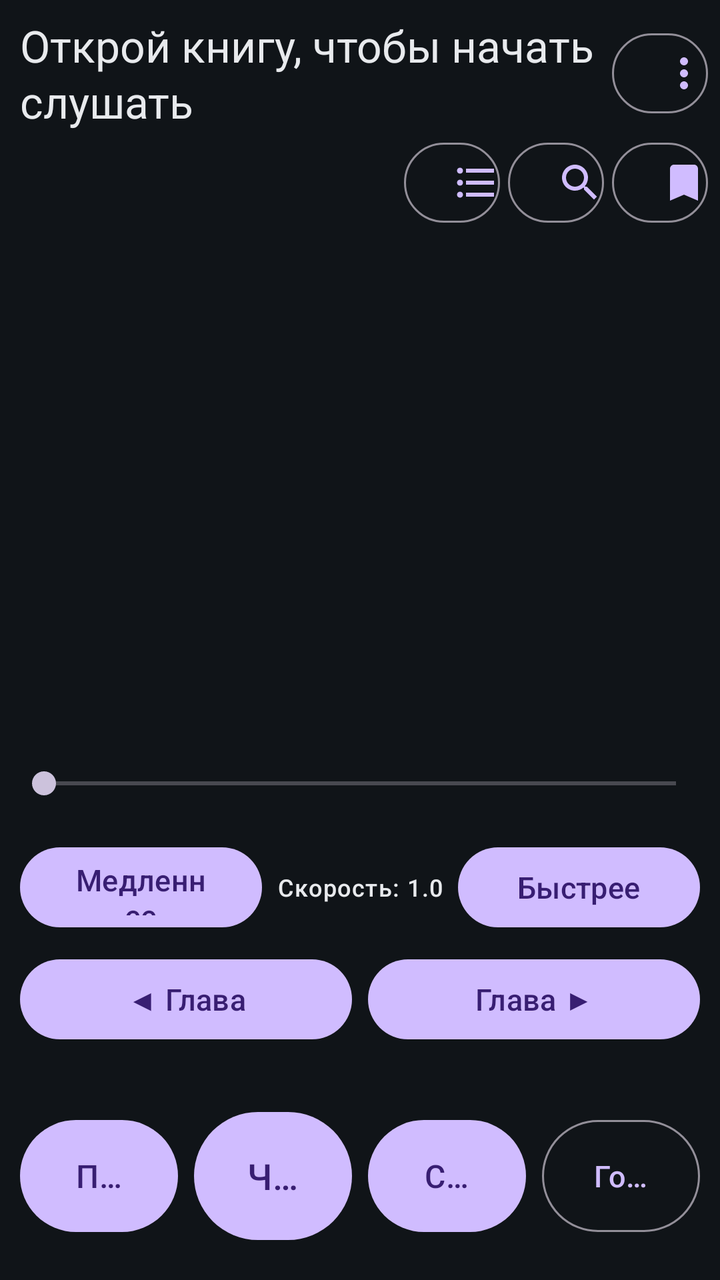
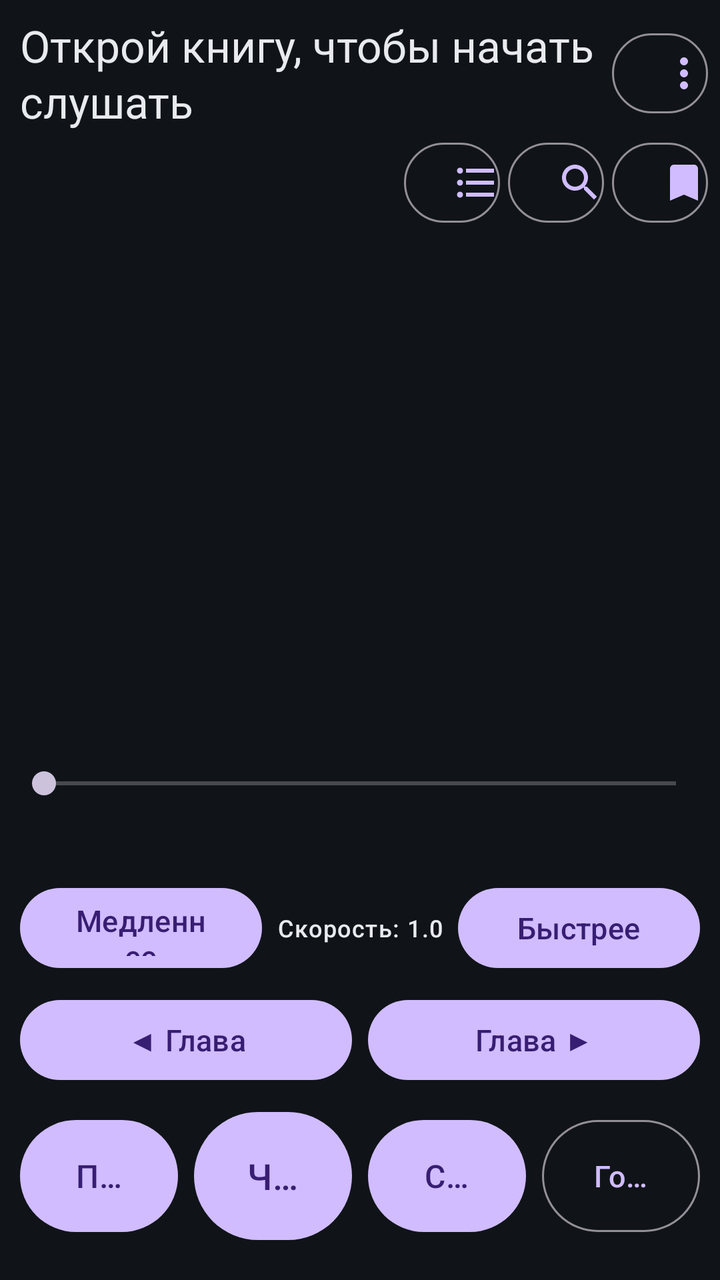

Screens rendered from an Android XML layout before and after an edit, with the pre-edit source and the edit as a unified diff.
<!-- AndroidManifest.xml: application theme Theme.BookVoice -->
<!-- res/layout/activity_main.xml -->
<?xml version="1.0" encoding="utf-8"?>
<LinearLayout xmlns:android="http://schemas.android.com/apk/res/android"
    xmlns:app="http://schemas.android.com/apk/res-auto"
    android:layout_width="match_parent"
    android:layout_height="match_parent"
    android:background="#101418"
    android:orientation="vertical"
    android:padding="6dp">

    
    <LinearLayout
        android:layout_width="match_parent"
        android:layout_height="wrap_content"
        android:gravity="center_vertical"
        android:orientation="horizontal">

        <TextView
            android:id="@+id/tvHeader"
            android:layout_width="0dp"
            android:layout_height="wrap_content"
            android:layout_weight="1"
            android:accessibilityHeading="true"
            android:ellipsize="end"
            android:focusable="true"
            android:screenReaderFocusable="true"
            android:maxLines="2"
            android:paddingStart="4dp"
            android:paddingTop="2dp"
            android:paddingEnd="4dp"
            android:paddingBottom="2dp"
            android:text="@string/no_book"
            android:textAppearance="?attr/textAppearanceTitleLarge"
            android:textColor="#E8EAED" />

        
        <Button
            android:id="@+id/btnMore"
            style="?attr/materialButtonOutlinedStyle"
            android:layout_width="48dp"
            android:layout_height="48dp"
            android:layout_marginStart="4dp"
            android:contentDescription="@string/reader_more_cd"
            android:gravity="center"
            android:minWidth="48dp"
            app:icon="@drawable/ic_more"
            app:iconSize="24dp" />
    </LinearLayout>

    
    <LinearLayout
        android:layout_width="match_parent"
        android:layout_height="wrap_content"
        android:gravity="end|center_vertical"
        android:orientation="horizontal">

        <Button
            android:id="@+id/btnToc"
            style="?attr/materialButtonOutlinedStyle"
            android:layout_width="48dp"
            android:layout_height="48dp"
            android:layout_marginStart="4dp"
            android:contentDescription="@string/toc_btn"
            android:gravity="center"
            android:minWidth="48dp"
            app:icon="@drawable/ic_toc"
            app:iconSize="24dp" />

        <Button
            android:id="@+id/btnSearch"
            style="?attr/materialButtonOutlinedStyle"
            android:layout_width="48dp"
            android:layout_height="48dp"
            android:layout_marginStart="4dp"
            android:contentDescription="@string/search_button_cd"
            android:gravity="center"
            android:minWidth="48dp"
            app:icon="@drawable/ic_search"
            app:iconSize="24dp" />

        <Button
            android:id="@+id/btnBookmark"
            style="?attr/materialButtonOutlinedStyle"
            android:layout_width="48dp"
            android:layout_height="48dp"
            android:layout_marginStart="4dp"
            android:contentDescription="@string/bookmark_btn"
            android:gravity="center"
            android:minWidth="48dp"
            app:icon="@drawable/ic_bookmark"
            app:iconSize="24dp" />
    </LinearLayout>

    
    <LinearLayout
        android:id="@+id/searchPanel"
        android:layout_width="match_parent"
        android:layout_height="wrap_content"
        android:orientation="vertical"
        android:paddingTop="2dp"
        android:visibility="gone">

        <LinearLayout
            android:layout_width="match_parent"
            android:layout_height="wrap_content"
            android:gravity="center_vertical"
            android:orientation="horizontal">

            <EditText
                android:id="@+id/etSearch"
                android:layout_width="0dp"
                android:layout_height="48dp"
                android:layout_weight="1"
                android:autofillHints=""
                android:hint="@string/search_field_hint"
                android:imeOptions="actionSearch"
                android:importantForAutofill="no"
                android:inputType="text"
                android:maxLines="1"
                android:textColor="#E8EAED"
                android:textColorHint="#9AA0A6"
                android:textSize="16sp" />

            <Button
                android:id="@+id/btnSearchMic"
                android:layout_width="wrap_content"
                android:layout_height="48dp"
                android:layout_marginStart="4dp"
                android:contentDescription="@string/search_mic_cd"
                android:minWidth="48dp"
                android:text="🎤"
                android:textSize="18sp" />

            <Button
                android:id="@+id/btnSearchGo"
                android:layout_width="wrap_content"
                android:layout_height="48dp"
                android:layout_marginStart="4dp"
                android:text="@string/search_find_btn"
                android:textSize="15sp" />
        </LinearLayout>

        <TextView
            android:id="@+id/tvSearchResult"
            android:layout_width="match_parent"
            android:layout_height="wrap_content"
            android:gravity="center"
            android:paddingTop="2dp"
            android:paddingBottom="2dp"
            android:textAppearance="?attr/textAppearanceLabelMedium"
            android:textColor="#9AA0A6" />

        <LinearLayout
            android:layout_width="match_parent"
            android:layout_height="wrap_content"
            android:gravity="center"
            android:orientation="horizontal">

            <Button
                android:id="@+id/btnSearchPrev"
                android:layout_width="0dp"
                android:layout_height="48dp"
                android:layout_margin="2dp"
                android:layout_weight="1"
                android:text="@string/search_prev_btn"
                android:textSize="15sp" />

            <Button
                android:id="@+id/btnSearchNext"
                android:layout_width="0dp"
                android:layout_height="48dp"
                android:layout_margin="2dp"
                android:layout_weight="1"
                android:text="@string/search_next_btn"
                android:textSize="15sp" />

            <Button
                android:id="@+id/btnSearchClose"
                android:layout_width="0dp"
                android:layout_height="48dp"
                android:layout_margin="2dp"
                android:layout_weight="1"
                android:text="@string/search_close_btn"
                android:textSize="15sp" />
        </LinearLayout>
    </LinearLayout>

    
    <LinearLayout
        android:id="@+id/voiceArea"
        android:layout_width="match_parent"
        android:layout_height="0dp"
        android:layout_weight="1"
        android:orientation="vertical">

        
        <LinearLayout
            android:id="@+id/voicePanel"
        android:layout_width="match_parent"
        android:layout_height="wrap_content"
        android:background="#1A232B"
        android:orientation="vertical"
        android:paddingStart="4dp"
        android:paddingTop="4dp"
        android:paddingEnd="4dp"
        android:visibility="gone">

        <LinearLayout
            android:layout_width="match_parent"
            android:layout_height="wrap_content"
            android:gravity="center_vertical"
            android:orientation="horizontal">

            <TextView
                android:id="@+id/tvVoiceTitle"
                android:layout_width="0dp"
                android:layout_height="wrap_content"
                android:layout_weight="1"
                android:accessibilityHeading="true"
                android:ellipsize="end"
                android:focusable="true"
                android:screenReaderFocusable="true"
                android:maxLines="1"
                android:text="@string/voice_settings"
                android:textAppearance="?attr/textAppearanceTitleMedium"
                android:textColor="#E8EAED" />

            <Button
                android:id="@+id/btnVoiceTest"
                android:layout_width="wrap_content"
                android:layout_height="44dp"
                android:layout_marginStart="4dp"
                android:minWidth="44dp"
                android:text="@string/voice_test_play"
                android:textSize="14sp" />

            <Button
                android:id="@+id/btnVoiceClose"
                android:layout_width="wrap_content"
                android:layout_height="44dp"
                android:layout_marginStart="4dp"
                android:minWidth="44dp"
                android:text="@string/dialog_close"
                android:textSize="14sp" />
        </LinearLayout>

        <ScrollView
            android:id="@+id/voiceScroll"
            android:layout_width="match_parent"
            android:layout_height="wrap_content"
            android:scrollbars="vertical">

            <LinearLayout
                android:id="@+id/voiceBody"
                android:layout_width="match_parent"
                android:layout_height="wrap_content"
                android:orientation="vertical" />
        </ScrollView>
    </LinearLayout>

        <androidx.recyclerview.widget.RecyclerView
            android:id="@+id/sentenceList"
            android:layout_width="match_parent"
            android:layout_height="0dp"
            android:layout_weight="1"
            android:clipToPadding="false"
            android:paddingStart="12dp"
            android:paddingEnd="12dp"
            android:scrollbars="vertical" />
    </LinearLayout>

    <TextView
        android:id="@+id/tvPosition"
        android:layout_width="match_parent"
        android:layout_height="wrap_content"
        android:gravity="center"
        android:paddingTop="2dp"
        android:paddingBottom="2dp"
        android:textAppearance="?attr/textAppearanceLabelMedium"
        android:textColor="#9AA0A6" />

    
    <SeekBar
        android:id="@+id/seekProgress"
        android:layout_width="match_parent"
        android:layout_height="wrap_content"
        android:contentDescription="@string/seek_progress"
        android:minHeight="48dp"
        android:max="0"
        android:progress="0" />

    
    <LinearLayout
        android:id="@+id/speedRow"
        android:layout_width="match_parent"
        android:layout_height="wrap_content"
        android:gravity="center_vertical"
        android:orientation="horizontal">

        <Button
            android:id="@+id/btnSpeedDown"
            android:layout_width="0dp"
            android:layout_height="48dp"
            android:layout_margin="4dp"
            android:layout_weight="1"
            android:text="@string/speed_down"
            android:textSize="15sp" />

        <TextView
            android:id="@+id/tvSpeed"
            android:layout_width="wrap_content"
            android:layout_height="wrap_content"
            android:gravity="center"
            android:minWidth="90dp"
            android:text="@string/speed_default"
            android:textAppearance="?attr/textAppearanceLabelMedium"
            android:textColor="#E8EAED" />

        <Button
            android:id="@+id/btnSpeedUp"
            android:layout_width="0dp"
            android:layout_height="48dp"
            android:layout_margin="4dp"
            android:layout_weight="1"
            android:text="@string/speed_up"
            android:textSize="15sp" />
    </LinearLayout>

    
    <LinearLayout
        android:layout_width="match_parent"
        android:layout_height="wrap_content"
        android:gravity="center"
        android:orientation="horizontal">

        <Button
            android:id="@+id/btnPrevChapter"
            android:layout_width="0dp"
            android:layout_height="48dp"
            android:layout_margin="4dp"
            android:layout_weight="1"
            android:contentDescription="@string/prev_chapter"
            android:ellipsize="end"
            android:maxLines="1"
            android:text="◀ Глава"
            android:textSize="15sp" />

        <Button
            android:id="@+id/btnNextChapter"
            android:layout_width="0dp"
            android:layout_height="48dp"
            android:layout_margin="4dp"
            android:layout_weight="1"
            android:contentDescription="@string/next_chapter"
            android:ellipsize="end"
            android:maxLines="1"
            android:text="Глава ▶"
            android:textSize="15sp" />
    </LinearLayout>

    <TextView
        android:id="@+id/tvStats"
        android:layout_width="match_parent"
        android:layout_height="wrap_content"
        android:gravity="center"
        android:paddingTop="2dp"
        android:paddingBottom="2dp"
        android:textAppearance="?attr/textAppearanceLabelMedium"
        android:textColor="#9AA0A6" />

    
    <LinearLayout
        android:layout_width="match_parent"
        android:layout_height="wrap_content"
        android:gravity="center"
        android:orientation="horizontal"
        android:paddingBottom="6dp">

        <Button
            android:id="@+id/btnPrevSentence"
            android:layout_width="0dp"
            android:layout_height="64dp"
            android:layout_margin="4dp"
            android:layout_weight="1"
            android:contentDescription="@string/prev_sentence"
            android:ellipsize="end"
            android:maxLines="1"
            android:text="Пред."
            android:textSize="16sp" />

        <Button
            android:id="@+id/btnPlayPause"
            android:layout_width="0dp"
            android:layout_height="72dp"
            android:layout_margin="4dp"
            android:layout_weight="1"
            android:ellipsize="end"
            android:maxLines="1"
            android:text="Читать"
            android:textSize="18sp" />

        <Button
            android:id="@+id/btnNextSentence"
            android:layout_width="0dp"
            android:layout_height="64dp"
            android:layout_margin="4dp"
            android:layout_weight="1"
            android:contentDescription="@string/next_sentence"
            android:ellipsize="end"
            android:maxLines="1"
            android:text="След."
            android:textSize="16sp" />

        
        <Button
            android:id="@+id/btnVoice"
            style="?attr/materialButtonOutlinedStyle"
            android:layout_width="0dp"
            android:layout_height="64dp"
            android:layout_margin="4dp"
            android:layout_weight="1"
            android:contentDescription="@string/voice_settings"
            android:ellipsize="end"
            android:maxLines="1"
            android:text="Голос"
            android:textSize="15sp" />
    </LinearLayout>
</LinearLayout>
<!-- resources referenced by this layout -->
<resources>
  <!-- drawable ic_bookmark (drawable) -->
  <vector xmlns:android="http://schemas.android.com/apk/res/android"
      android:width="24dp"
      android:height="24dp"
      android:viewportWidth="24"
      android:viewportHeight="24">
      
      <path
          android:fillColor="#E8EAED"
          android:pathData="M17,3H7c-1.1,0 -1.99,0.9 -1.99,2L5,21l7,-3 7,3V5c0,-1.1 -0.9,-2 -2,-2z" />
  </vector>
  <!-- drawable ic_more (drawable) -->
  <vector xmlns:android="http://schemas.android.com/apk/res/android"
      android:width="24dp"
      android:height="24dp"
      android:viewportWidth="24"
      android:viewportHeight="24">
      
      <path
          android:fillColor="#E8EAED"
          android:pathData="M12,8c1.1,0 2,-0.9 2,-2s-0.9,-2 -2,-2 -2,0.9 -2,2 0.9,2 2,2zM12,10c-1.1,0 -2,0.9 -2,2s0.9,2 2,2 2,-0.9 2,-2 -0.9,-2 -2,-2zM12,16c-1.1,0 -2,0.9 -2,2s0.9,2 2,2 2,-0.9 2,-2 -0.9,-2 -2,-2z" />
  </vector>
  <!-- drawable ic_search (drawable) -->
  <vector xmlns:android="http://schemas.android.com/apk/res/android"
      android:width="24dp"
      android:height="24dp"
      android:viewportWidth="24"
      android:viewportHeight="24">
      
      <path
          android:fillColor="#E8EAED"
          android:pathData="M15.5,14h-0.79l-0.28,-0.27C15.41,12.59 16,11.11 16,9.5 16,5.91 13.09,3 9.5,3S3,5.91 3,9.5 5.91,16 9.5,16c1.61,0 3.09,-0.59 4.23,-1.57l0.27,0.28v0.79l5,4.99L20.49,19l-4.99,-5zM9.5,14C7.01,14 5,11.99 5,9.5S7.01,5 9.5,5 14,7.01 14,9.5 11.99,14 9.5,14z" />
  </vector>
  <!-- drawable ic_toc (drawable) -->
  <vector xmlns:android="http://schemas.android.com/apk/res/android"
      android:width="24dp"
      android:height="24dp"
      android:viewportWidth="24"
      android:viewportHeight="24">
      
      <path
          android:fillColor="#E8EAED"
          android:pathData="M4,10.5c-0.83,0 -1.5,0.67 -1.5,1.5s0.67,1.5 1.5,1.5 1.5,-0.67 1.5,-1.5 -0.67,-1.5 -1.5,-1.5zM4,4.5c-0.83,0 -1.5,0.67 -1.5,1.5S3.17,7.5 4,7.5 5.5,6.83 5.5,6 4.83,4.5 4,4.5zM4,16.5c-0.83,0 -1.5,0.68 -1.5,1.5s0.68,1.5 1.5,1.5 1.5,-0.68 1.5,-1.5 -0.67,-1.5 -1.5,-1.5zM7,19h14v-2H7v2zM7,13h14v-2H7v2zM7,5v2h14V5H7z" />
  </vector>
  <string name="bookmark_btn">Закладка</string>
  <string name="dialog_close">Закрыть</string>
  <string name="next_chapter">Следующая глава</string>
  <string name="next_sentence">Следующее предложение</string>
  <string name="no_book">Открой книгу, чтобы начать слушать</string>
  <string name="prev_chapter">Предыдущая глава</string>
  <string name="prev_sentence">Предыдущее предложение</string>
  <string name="reader_more_cd">Ещё</string>
  <string name="search_button_cd">Поиск</string>
  <string name="search_close_btn">Закрыть поиск</string>
  <string name="search_field_hint">Слово для поиска</string>
  <string name="search_find_btn">Найти</string>
  <string name="search_mic_cd">Продиктовать слово для поиска</string>
  <string name="search_next_btn">Далее</string>
  <string name="search_prev_btn">Назад</string>
  <string name="seek_progress">Позиция в книге</string>
  <string name="speed_default">Скорость: 1.0</string>
  <string name="speed_down">Медленнее</string>
  <string name="speed_up">Быстрее</string>
  <string name="toc_btn">Оглавление</string>
  <string name="voice_settings">Голос чтения</string>
  <string name="voice_test_play">Проверить голос</string>
  <style name="Theme.BookVoice" parent="Theme.Material3.Dark.NoActionBar">
          <item name="android:windowBackground">#101418</item>
      </style>
</resources>

<!-- the commit's change to res/layout/activity_main.xml (unified diff, before → after) -->
@@ -289,74 +289,6 @@
         android:progress="0" />
 
     
-    <LinearLayout
-        android:id="@+id/speedRow"
-        android:layout_width="match_parent"
-        android:layout_height="wrap_content"
-        android:gravity="center_vertical"
-        android:orientation="horizontal">
-
-        <Button
-            android:id="@+id/btnSpeedDown"
-            android:layout_width="0dp"
-            android:layout_height="48dp"
-            android:layout_margin="4dp"
-            android:layout_weight="1"
-            android:text="@string/speed_down"
-            android:textSize="15sp" />
-
-        <TextView
-            android:id="@+id/tvSpeed"
-            android:layout_width="wrap_content"
-            android:layout_height="wrap_content"
-            android:gravity="center"
-            android:minWidth="90dp"
-            android:text="@string/speed_default"
-            android:textAppearance="?attr/textAppearanceLabelMedium"
-            android:textColor="#E8EAED" />
-
-        <Button
-            android:id="@+id/btnSpeedUp"
-            android:layout_width="0dp"
-            android:layout_height="48dp"
-            android:layout_margin="4dp"
-            android:layout_weight="1"
-            android:text="@string/speed_up"
-            android:textSize="15sp" />
-    </LinearLayout>
-
-    
-    <LinearLayout
-        android:layout_width="match_parent"
-        android:layout_height="wrap_content"
-        android:gravity="center"
-        android:orientation="horizontal">
-
-        <Button
-            android:id="@+id/btnPrevChapter"
-            android:layout_width="0dp"
-            android:layout_height="48dp"
-            android:layout_margin="4dp"
-            android:layout_weight="1"
-            android:contentDescription="@string/prev_chapter"
-            android:ellipsize="end"
-            android:maxLines="1"
-            android:text="◀ Глава"
-            android:textSize="15sp" />
-
-        <Button
-            android:id="@+id/btnNextChapter"
-            android:layout_width="0dp"
-            android:layout_height="48dp"
-            android:layout_margin="4dp"
-            android:layout_weight="1"
-            android:contentDescription="@string/next_chapter"
-            android:ellipsize="end"
-            android:maxLines="1"
-            android:text="Глава ▶"
-            android:textSize="15sp" />
-    </LinearLayout>
-
     <TextView
         android:id="@+id/tvStats"
         android:layout_width="match_parent"
@@ -369,6 +301,75 @@
 
     
     <LinearLayout
+        android:id="@+id/speedRow"
+        android:layout_width="match_parent"
+        android:layout_height="wrap_content"
+        android:gravity="center_vertical"
+        android:orientation="horizontal">
+
+        <Button
+            android:id="@+id/btnSpeedDown"
+            android:layout_width="0dp"
+            android:layout_height="48dp"
+            android:layout_margin="4dp"
+            android:layout_weight="1"
+            android:text="@string/speed_down"
+            android:textSize="15sp" />
+
+        <TextView
+            android:id="@+id/tvSpeed"
+            android:layout_width="wrap_content"
+            android:layout_height="wrap_content"
+            android:gravity="center"
+            android:minWidth="90dp"
+            android:text="@string/speed_default"
+            android:textAppearance="?attr/textAppearanceLabelMedium"
+            android:textColor="#E8EAED" />
+
+        <Button
+            android:id="@+id/btnSpeedUp"
+            android:layout_width="0dp"
+            android:layout_height="48dp"
+            android:layout_margin="4dp"
+            android:layout_weight="1"
+            android:text="@string/speed_up"
+            android:textSize="15sp" />
+    </LinearLayout>
+
+    
+    <LinearLayout
+        android:layout_width="match_parent"
+        android:layout_height="wrap_content"
+        android:gravity="center"
+        android:orientation="horizontal">
+
+        <Button
+            android:id="@+id/btnPrevChapter"
+            android:layout_width="0dp"
+            android:layout_height="48dp"
+            android:layout_margin="4dp"
+            android:layout_weight="1"
+            android:contentDescription="@string/prev_chapter"
+            android:ellipsize="end"
+            android:maxLines="1"
+            android:text="◀ Глава"
+            android:textSize="15sp" />
+
+        <Button
+            android:id="@+id/btnNextChapter"
+            android:layout_width="0dp"
+            android:layout_height="48dp"
+            android:layout_margin="4dp"
+            android:layout_weight="1"
+            android:contentDescription="@string/next_chapter"
+            android:ellipsize="end"
+            android:maxLines="1"
+            android:text="Глава ▶"
+            android:textSize="15sp" />
+    </LinearLayout>
+
+    
+    <LinearLayout
         android:layout_width="match_parent"
         android:layout_height="wrap_content"
         android:gravity="center"
